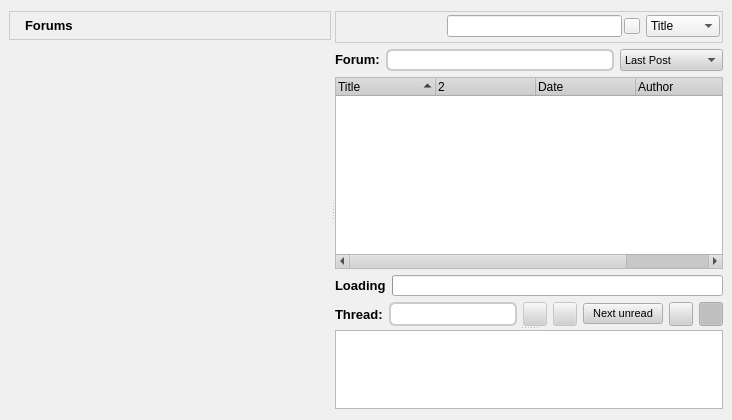
RetroShare/RetroShare, file retroshare-gui/src/gui/ForumsV2Dialog.ui: the form before one commit.
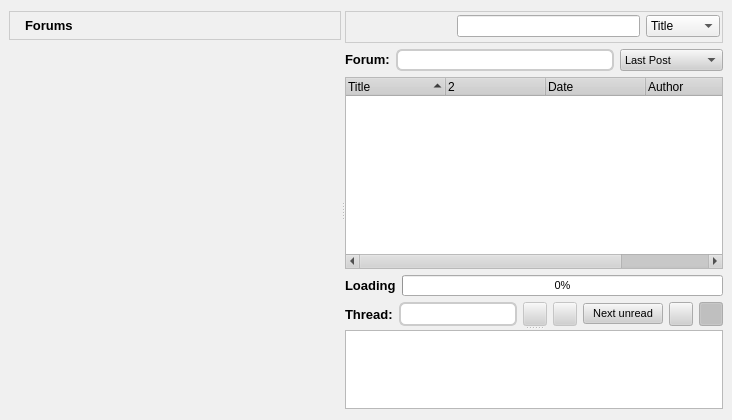
The form after the commit. Icons and pictures are not drawn. Custom widgets are drawn as their Qt base class.

Commit message: Merged parallel improvements to ForumsDialog into ForumsV2Dialog.  * Also fixed load bug for empty forums & inserting the actual Post.

```diff
--- a/retroshare-gui/src/gui/ForumsV2Dialog.ui
+++ b/retroshare-gui/src/gui/ForumsV2Dialog.ui
@@ -1051,58 +1051,9 @@
               </widget>
              </item>
              <item>
-              <widget class="QLineEdit" name="filterPatternLineEdit">
+              <widget class="LineEditClear" name="filterLineEdit">
                <property name="toolTip">
-                <string>&lt;!DOCTYPE HTML PUBLIC &quot;-//W3C//DTD HTML 4.0//EN&quot; &quot;http://www.w3.org/TR/REC-html40/strict.dtd&quot;&gt;
-&lt;html&gt;&lt;head&gt;&lt;meta name=&quot;qrichtext&quot; content=&quot;1&quot; /&gt;&lt;style type=&quot;text/css&quot;&gt;
-p, li { white-space: pre-wrap; }
-&lt;/style&gt;&lt;/head&gt;&lt;body style=&quot; font-family:'MS Shell Dlg 2'; font-size:8.25pt; font-weight:400; font-style:normal;&quot;&gt;
-&lt;p style=&quot; margin-top:0px; margin-bottom:0px; margin-left:0px; margin-right:0px; -qt-block-indent:0; text-indent:0px;&quot;&gt;&lt;span style=&quot; font-size:8pt;&quot;&gt;Search forums&lt;/span&gt;&lt;/p&gt;&lt;/body&gt;&lt;/html&gt;</string>
-               </property>
-              </widget>
-             </item>
-             <item>
-              <widget class="QPushButton" name="clearButton">
-               <property name="minimumSize">
-                <size>
-                 <width>16</width>
-                 <height>16</height>
-                </size>
-               </property>
-               <property name="maximumSize">
-                <size>
-                 <width>16</width>
-                 <height>16</height>
-                </size>
-               </property>
-               <property name="font">
-                <font>
-                 <family>MS Shell Dlg 2</family>
-                </font>
-               </property>
-               <property name="focusPolicy">
-                <enum>Qt::NoFocus</enum>
-               </property>
-               <property name="toolTip">
-                <string>Reset</string>
-               </property>
-               <property name="styleSheet">
-                <string notr="true">QPushButton
-{
- border-image: url(:/images/closenormal.png) 
-}
-                                
-QPushButton:hover 
-{
-border-image: url(:/images/closehover.png) 
-}
-                                
-QPushButton:pressed  {
-border-image: url(:/images/closepressed.png) 
-}</string>
-               </property>
-               <property name="text">
-                <string/>
+                <string>Search forums</string>
                </property>
               </widget>
              </item>
@@ -1241,9 +1192,6 @@
             <property name="value">
              <number>0</number>
             </property>
-            <property name="textVisible">
-             <bool>false</bool>
-            </property>
            </widget>
           </item>
          </layout>
@@ -1291,6 +1239,16 @@
    <header>gui/common/GroupTreeWidget.h</header>
    <container>1</container>
   </customwidget>
+  <customwidget>
+   <class>LineEditClear</class>
+   <extends>QLineEdit</extends>
+   <header>gui/common/LineEditClear.h</header>
+  </customwidget>
+  <customwidget>
+   <class>LinkTextBrowser</class>
+   <extends>QTextBrowser</extends>
+   <header>gui/common/LinkTextBrowser.h</header>
+  </customwidget>
  </customwidgets>
  <resources>
   <include location="images.qrc"/>
```
Left out of the diff: 8 changed lines with no effect on the pictures. The commit also changes 2 other files.
